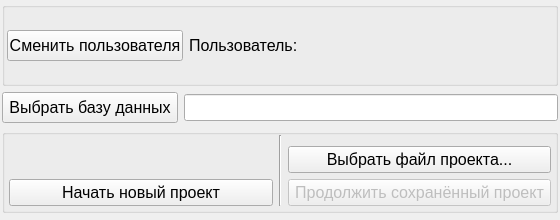
Before: the Qt Designer form startdialog.ui in YakSid/KDC_RSREU, drawn with Qt 5.
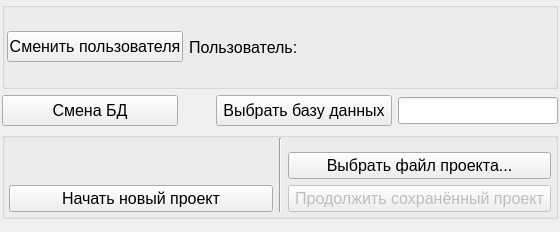
After: the same form once the commit is applied. The open tabs and pages were chosen to show the change. Icons and pictures are not drawn.

Patch:
```diff
--- a/startdialog.ui
+++ b/startdialog.ui
@@ -7,7 +7,7 @@
     <x>0</x>
     <y>0</y>
     <width>560</width>
-    <height>220</height>
+    <height>232</height>
    </rect>
   </property>
   <property name="minimumSize">
@@ -577,6 +577,38 @@
        </item>
        <item>
         <layout class="QHBoxLayout" name="horizontalLayout_3">
+         <item>
+          <widget class="QPushButton" name="pb_showChangeDbFields">
+           <property name="minimumSize">
+            <size>
+             <width>176</width>
+             <height>0</height>
+            </size>
+           </property>
+           <property name="maximumSize">
+            <size>
+             <width>176</width>
+             <height>31</height>
+            </size>
+           </property>
+           <property name="text">
+            <string>Смена БД</string>
+           </property>
+          </widget>
+         </item>
+         <item>
+          <spacer name="horizontalSpacer_2">
+           <property name="orientation">
+            <enum>Qt::Horizontal</enum>
+           </property>
+           <property name="sizeHint" stdset="0">
+            <size>
+             <width>40</width>
+             <height>20</height>
+            </size>
+           </property>
+          </spacer>
+         </item>
          <item>
           <widget class="QPushButton" name="pb_dbManage">
            <property name="minimumSize">
```
Left out of the diff: 2 changed lines with no effect on the pictures.
